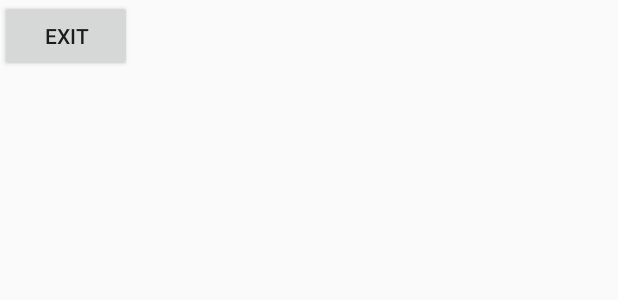
After one commit to michaelwilliamalexander/Pr_Prog_Andro, an Android app: the layout fragment_home_activity.xml on its own in the app's theme, with its tools: preview values and no code run, on a phone screen of 412 x 824 dp. The commit adds this screen. Shown: the top 300 px of the screen. Run offline under Robolectric (Android 15) with nearby library versions, the phone set to English and light mode, and no system bars.

Commit message:
Belajar Fragment

```diff
--- a/app/src/main/java/com/example/logins/HomeActivity.java
+++ b/app/src/main/java/com/example/logins/HomeActivity.java
@@ -14,8 +14,12 @@ public class HomeActivity extends AppCompatActivity {
     protected void onCreate(Bundle savedInstanceState) {
         super.onCreate(savedInstanceState);
         setContentView(R.layout.activity_home);
+        prepare();
         exit();
         about();
+    }
+    protected  void prepare(){
+        this.getSupportFragmentManager().beginTransaction().add(R.id.frameLayout,new Fragment_Home()).commit();
     }
     protected void about() {
         Button btn = (Button)findViewById(R.id.Abbout);
--- a/app/src/main/java/com/example/logins/MainActivity.java
+++ b/app/src/main/java/com/example/logins/MainActivity.java
@@ -41,7 +41,7 @@ public class MainActivity extends AppCompatActivity {
         button.setOnClickListener(new View.OnClickListener() {
             @Override
             public void onClick(View v) {
-                if (email.getText().toString().equalsIgnoreCase("Admin") && pass.getText().toString().equalsIgnoreCase("123")) {
+                if (email.getText().toString().equalsIgnoreCase("michael.william@ti.ukdw.ac.id") && pass.getText().toString().equalsIgnoreCase("123")) {
                     Intent home = new Intent(MainActivity.this, HomeActivity.class);
                     finish();
                     startActivity(home);
--- a/app/src/main/res/layout/activity_home.xml
+++ b/app/src/main/res/layout/activity_home.xml
@@ -33,4 +33,9 @@
         android:layout_alignParentRight="true"
         android:layout_width="wrap_content"
         />
+    <FrameLayout
+        android:id="@+id/frameLayout"
+        android:layout_width="wrap_content"
+        android:layout_height="match_parent"
+        />
 </RelativeLayout>
--- /dev/null
+++ b/app/src/main/res/layout/fragment_home_activity.xml
@@ -0,0 +1,14 @@
+<?xml version="1.0" encoding="utf-8"?>
+<FrameLayout xmlns:android="http://schemas.android.com/apk/res/android"
+    xmlns:tools="http://schemas.android.com/tools"
+    android:layout_width="match_parent"
+    android:layout_height="match_parent">
+
+
+    <Button
+        android:id="@+id/button"
+        android:layout_width="wrap_content"
+        android:layout_height="wrap_content"
+        android:text="Exit"
+        />
+</FrameLayout>
```
Also changed, not shown: app/src/main/java/com/example/logins/Fragment_Home.java (added, +16 -0 lines).
